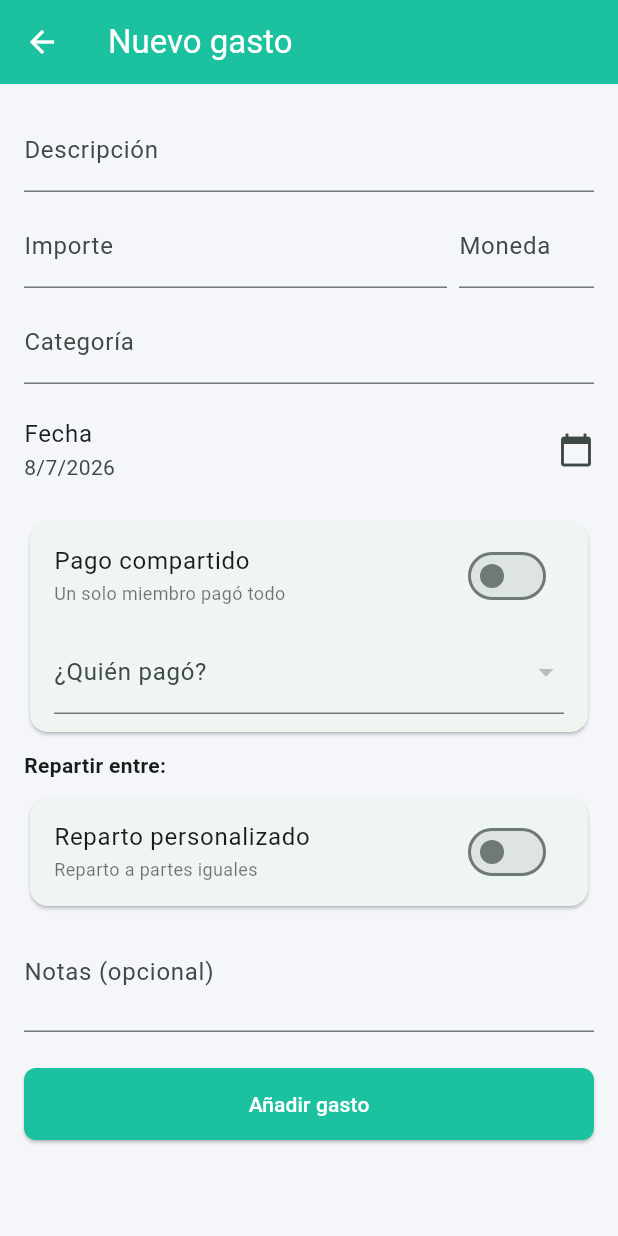
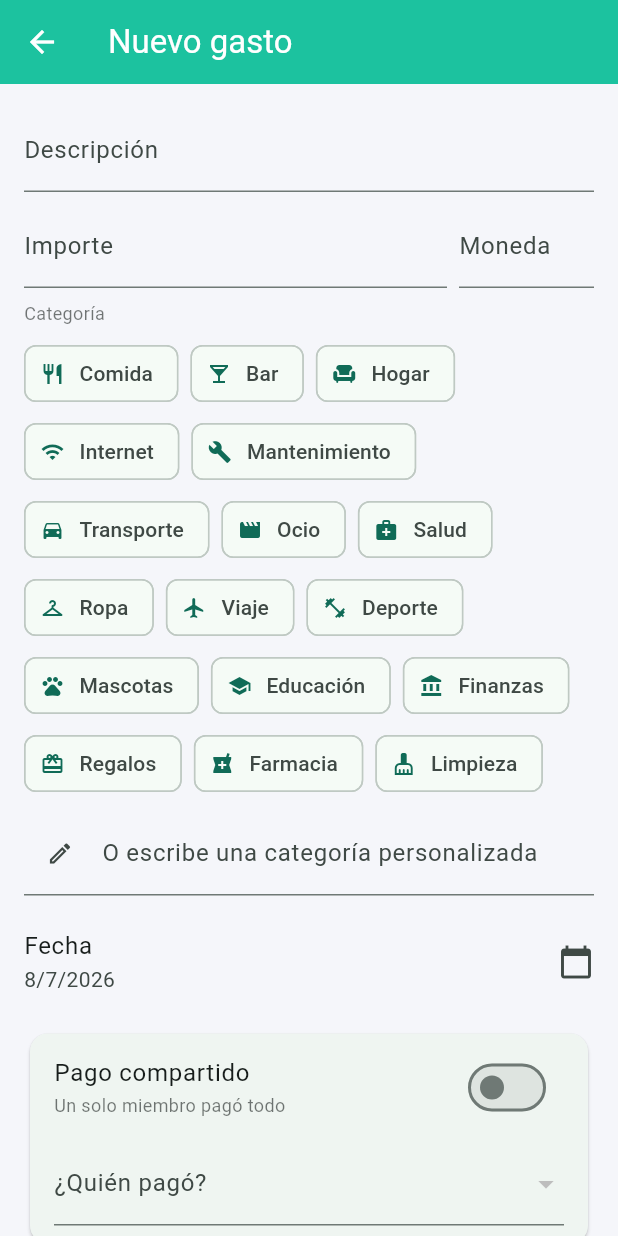
Before and after one commit to ficiverson/share, a Flutter app: the ExpenseFormView screen opened directly with empty values, on a phone screen of 412 x 824 dp. Run offline on Flutter 3.47's test engine with Material 3 defaults, Android fonts, the phone set to English and light mode, and no system bars; our stand-ins replace cloud_firestore, csv, file_picker, firebase_auth, firebase_core, flutter_local_notifications and 2 more; accounts and stored records are empty; generated files the repository leaves out were written again.

Commit message:
categories options

```diff
--- a/lib/ui/expenses/expense_form_view.dart
+++ b/lib/ui/expenses/expense_form_view.dart
@@ -4,6 +4,7 @@ import 'package:share_app/models/expense.dart';
 import 'package:share_app/models/group.dart';
 import 'package:share_app/models/split.dart';
 import 'package:share_app/ui/expenses/expense_form_presenter.dart';
+import 'package:share_app/utils/expense_category.dart';
 import 'package:share_app/utils/share_colors.dart';
 import 'package:share_app/utils/share_format.dart';
 
@@ -309,9 +310,46 @@ class _ExpenseFormViewState extends State<ExpenseFormView> implements ExpenseFor
             const SizedBox(height: 8),
 
             // ── Categoría ─────────────────────────────────────────────────
+            Padding(
+              padding: const EdgeInsets.only(bottom: 8),
+              child: Text(
+                'Categoría',
+                style: TextStyle(
+                  fontSize: 12,
+                  color: Theme.of(context).colorScheme.onSurface.withOpacity(0.6),
+                ),
+              ),
+            ),
+            Wrap(
+              spacing: 8,
+              runSpacing: 4,
+              children: ExpenseCategory.predefined.entries.map((entry) {
+                final selected = _categoryController.text.trim().toLowerCase() ==
+                    entry.key.toLowerCase();
+                return FilterChip(
+                  avatar: Icon(
+                    entry.value,
+                    size: 16,
+                    color: selected ? ShareColors.primary : null,
+                  ),
+                  label: Text(entry.key),
+                  selected: selected,
+                  selectedColor: ShareColors.primary.withOpacity(0.15),
+                  checkmarkColor: ShareColors.primary,
+                  onSelected: (_) => setState(() {
+                    _categoryController.text = selected ? '' : entry.key;
+                  }),
+                );
+              }).toList(),
+            ),
+            const SizedBox(height: 8),
             TextField(
               controller: _categoryController,
-              decoration: const InputDecoration(labelText: 'Categoría'),
+              decoration: const InputDecoration(
+                labelText: 'O escribe una categoría personalizada',
+                prefixIcon: Icon(Icons.edit_outlined, size: 18),
+              ),
+              onChanged: (_) => setState(() {}),
             ),
             const SizedBox(height: 8),
 
--- a/lib/ui/login/login_view.dart
+++ b/lib/ui/login/login_view.dart
@@ -148,7 +148,7 @@ class _LoginViewState extends State<LoginView> implements LoginViewContract {
                         ),
                         const SizedBox(height: 16),
                       ],
-                      if (_registerMode) ...[
+                      if (!kIsWeb && _registerMode) ...[
                         TextField(
                           controller: _nameController,
                           decoration: const InputDecoration(labelText: 'Nombre'),
@@ -169,8 +169,9 @@ class _LoginViewState extends State<LoginView> implements LoginViewContract {
                       const SizedBox(height: 16),
                       ElevatedButton(
                         onPressed: _submitEmailForm,
-                        child: Text(_registerMode ? 'Crear cuenta' : 'Iniciar sesión'),
+                        child: Text(!kIsWeb && _registerMode ? 'Crear cuenta' : 'Iniciar sesión'),
                       ),
+                      if (!kIsWeb) ...[
                         const SizedBox(height: 8),
                         TextButton(
                           onPressed: () => setState(() {
@@ -183,6 +184,7 @@ class _LoginViewState extends State<LoginView> implements LoginViewContract {
                                 : '¿No tienes cuenta? Regístrate',
                           ),
                         ),
+                      ],
                       if (_error != null) ...[
                         const SizedBox(height: 16),
                         Text(
--- a/lib/utils/expense_category.dart
+++ b/lib/utils/expense_category.dart
@@ -4,6 +4,27 @@ import 'package:flutter/material.dart';
 /// a un [IconData] de Material para mostrar en la lista de gastos.
 class ExpenseCategory {
   ExpenseCategory._();
+
+  /// Categorías predefinidas con su icono. El orden determina cómo aparecen en el formulario.
+  static const Map<String, IconData> predefined = {
+    'Comida': Icons.restaurant,
+    'Bar': Icons.local_bar,
+    'Hogar': Icons.chair,
+    'Internet': Icons.wifi,
+    'Mantenimiento': Icons.build,
+    'Transporte': Icons.directions_car,
+    'Ocio': Icons.movie,
+    'Salud': Icons.medical_services,
+    'Ropa': Icons.checkroom,
+    'Viaje': Icons.flight,
+    'Deporte': Icons.fitness_center,
+    'Mascotas': Icons.pets,
+    'Educación': Icons.school,
+    'Finanzas': Icons.account_balance,
+    'Regalos': Icons.card_giftcard,
+    'Farmacia': Icons.local_pharmacy,
+    'Limpieza': Icons.cleaning_services,
+  };
 
   static IconData icon(String category) {
     final c = category.trim().toLowerCase();
```
Also changed, not shown: 1 other file. Lines whose indentation alone changed are shown as unchanged.
